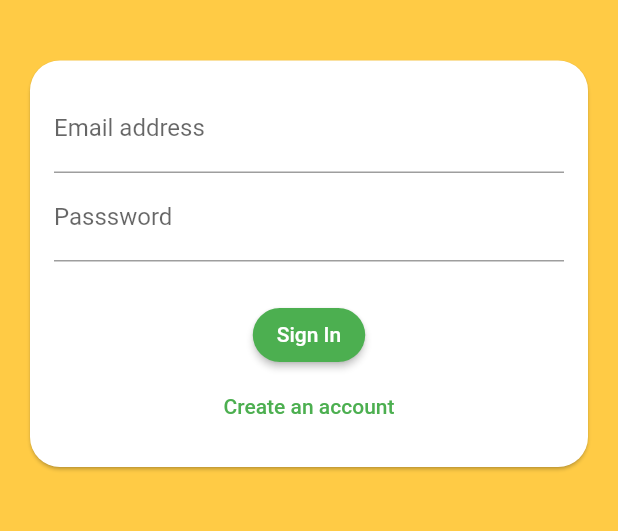
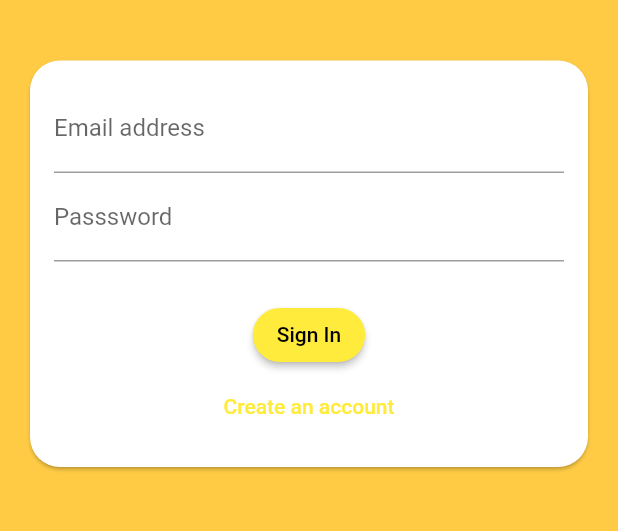
Before and after one commit to efrizalnf/me_chat_app, a Flutter app: the screen it shows after launch, after a tap on "Get Started", on a phone screen of 412 x 824 dp, the part 485-1016 px from its top. Run offline on Flutter 3.47's test engine with Material 2 defaults, Android fonts, the light colour scheme and no system bars; our stand-ins replace cloud_firestore, emoji_picker_flutter, firebase_auth, firebase_core, firebase_storage, google_fonts and 2 more; accounts and stored records are empty.

```diff
--- a/lib/main.dart
+++ b/lib/main.dart
@@ -1,11 +1,8 @@
-import 'package:me_chat_app/state_util.dart';
 import 'package:firebase_auth/firebase_auth.dart';
 import 'package:me_chat_app/core.dart';
 import 'package:flutter/material.dart';
 
 import 'config.dart';
-import 'module/home/widget/chat_appbar.dart';
-import 'module/login/view/login_view.dart';
 
 void main() async {
   await init();
@@ -21,7 +18,7 @@ class MyApp extends StatelessWidget {
       title: 'Me Chat',
       navigatorKey: Get.navigatorKey,
       theme: ThemeData(
-        primarySwatch: Colors.green,
+        primarySwatch: Colors.yellow,
       ),
       home: StreamBuilder(
           stream: FirebaseAuth.instance.authStateChanges(),
--- a/lib/module/home/controller/home_controller.dart
+++ b/lib/module/home/controller/home_controller.dart
@@ -22,6 +22,7 @@ class HomeController extends State<HomeView> implements MvcController {
 
   void doLogout() {
     FirebaseChatServices.doLogout();
+    Get.offAll(const LoginView());
   }
 
   void showEmoji() {
--- a/lib/module/home/widget/chat_input_msg.dart
+++ b/lib/module/home/widget/chat_input_msg.dart
@@ -88,7 +88,7 @@ class _ChatInputMsgState extends State<ChatInputMsg> {
               ],
             ),
             child: SizedBox(
-              height: MediaQuery.of(context).devicePixelRatio * 24,
+              height: MediaQuery.of(context).size.height * 0.09,
               child: Row(
                 children: [
                   Padding(
--- a/lib/module/home/widget/offstage_menu.dart
+++ b/lib/module/home/widget/offstage_menu.dart
@@ -7,7 +7,7 @@ Offstage menu(VoidCallback value, bool clicked) {
       duration: const Duration(seconds: 2),
       width: 200,
       height: 300,
-      curve: Curves.fastEaseInToSlowEaseOut,
+      curve: Curves.fastLinearToSlowEaseIn,
       child: Column(
         children: [
           TextButton(
--- a/lib/module/splashscreen/view/splashscreen_view.dart
+++ b/lib/module/splashscreen/view/splashscreen_view.dart
@@ -13,7 +13,7 @@ class SplashscreenView extends StatefulWidget {
         child: Container(
           padding: const EdgeInsets.all(10.0),
           child: Column(
-            children: [const Text('Loading....')],
+            children: const [Text('Loading....')],
           ),
         ),
       ),
--- a/lib/module/welcome/view/welcome_view.dart
+++ b/lib/module/welcome/view/welcome_view.dart
@@ -65,10 +65,7 @@ class WelcomeView extends StatefulWidget {
                   SizedBox(
                     width: double.infinity,
                     child: ElevatedButton(
-                      onPressed: () => Navigator.push(context,
-                          MaterialPageRoute(builder: (context) {
-                        return const LoginView();
-                      })),
+                      onPressed: () => Get.to(const LoginView()),
                       style: ElevatedButton.styleFrom(
                         backgroundColor: Colors.grey[350],
                         foregroundColor: Colors.black,
```
Also changed, not shown: lib/module/home/view/home_view.dart (+30 -14 lines), pubspec.lock.
